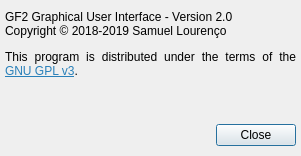
Old version of the form src/about.ui in the repository bloguetronica/gf2-gui.
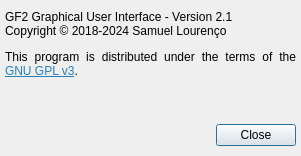
New version of the form. Icons and pictures are not drawn.

What changed in the file:
```diff
--- a/src/about.ui
+++ b/src/about.ui
@@ -49,7 +49,7 @@
     </rect>
    </property>
    <property name="text">
-    <string>&lt;html&gt;&lt;head/&gt;&lt;body&gt;&lt;p&gt;GF2 Graphical User Interface - Version 2.0&lt;br/&gt;Copyright © 2018-2019 Samuel Lourenço&lt;/p&gt;&lt;p&gt;This program is distributed under the terms of the &lt;a href=&quot;http://www.gnu.org/licenses/gpl-3.0-standalone.html&quot;&gt;&lt;span style=&quot; text-decoration: underline; color:#2980b9;&quot;&gt;GNU GPL v3&lt;/span&gt;&lt;/a&gt;.&lt;/p&gt;&lt;/body&gt;&lt;/html&gt;</string>
+    <string>&lt;html&gt;&lt;head/&gt;&lt;body&gt;&lt;p&gt;GF2 Graphical User Interface - Version 2.1&lt;br/&gt;Copyright © 2018-2024 Samuel Lourenço&lt;/p&gt;&lt;p&gt;This program is distributed under the terms of the &lt;a href=&quot;http://www.gnu.org/licenses/gpl-3.0-standalone.html&quot;&gt;&lt;span style=&quot; text-decoration: underline; color:#2980b9;&quot;&gt;GNU GPL v3&lt;/span&gt;&lt;/a&gt;.&lt;/p&gt;&lt;/body&gt;&lt;/html&gt;</string>
    </property>
    <property name="alignment">
     <set>Qt::AlignJustify|Qt::AlignTop</set>
```
